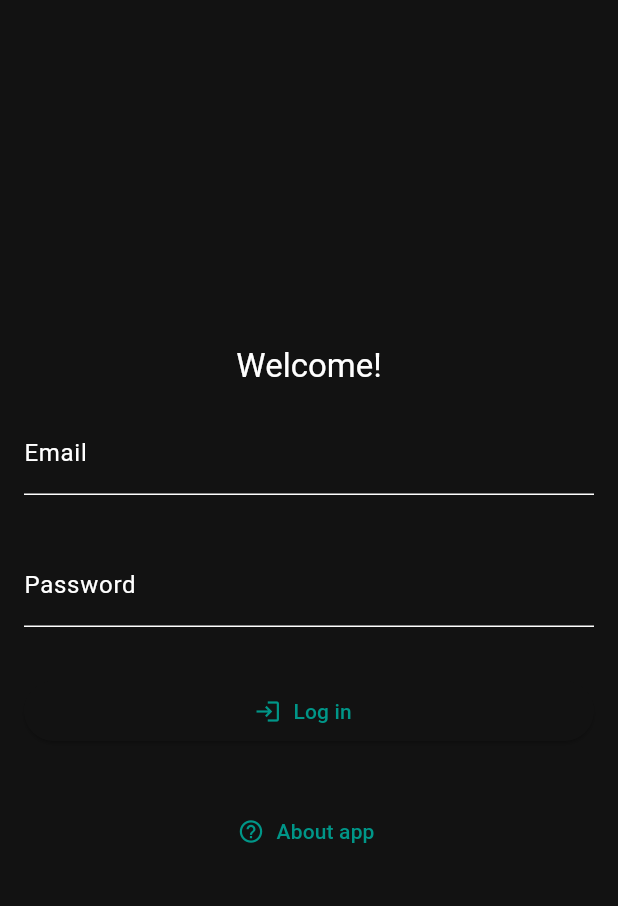
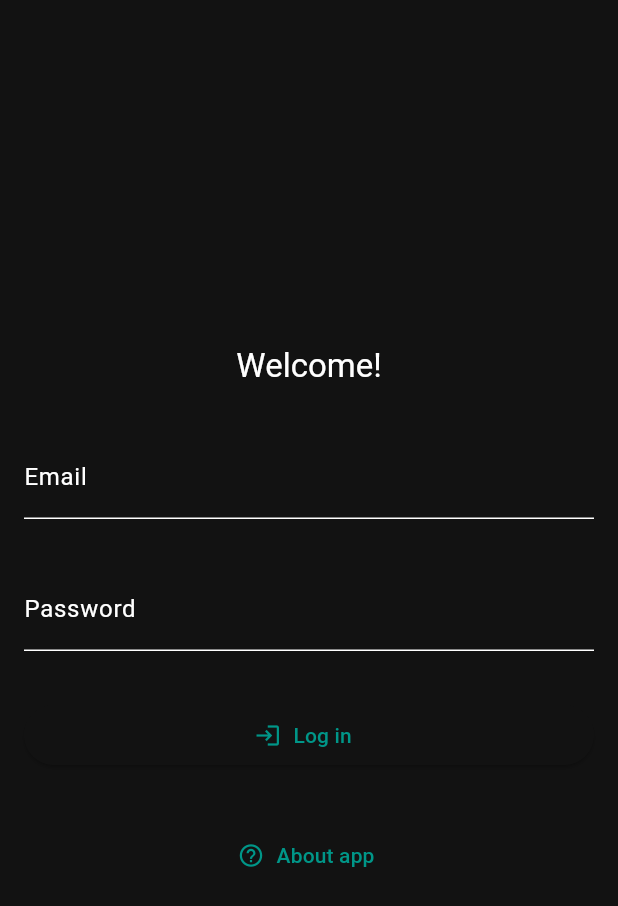
Before and after one commit to GabPSS/workday, a Flutter app: the screen it shows after launch, on a phone screen of 412 x 824 dp. Shown: the top 906 px of the screen. Run offline on Flutter 3.47's test engine with Material 3 defaults, Android fonts, the phone set to English and light mode, and no system bars; our stand-ins replace date_field, share_plus, supabase_flutter; accounts and stored records are empty; generated files the repository leaves out were written again.

Commit message:
Design update

```diff
--- a/lib/data/login.dart
+++ b/lib/data/login.dart
@@ -68,4 +68,8 @@ class Login extends ChangeNotifier {
     log('Welcome, $name');
     return name;
   }
+
+  static Future<void> signOut() async {
+    await Supabase.instance.client.auth.signOut();
+  }
 }
--- a/lib/l10n/app_en.arb
+++ b/lib/l10n/app_en.arb
@@ -56,6 +56,7 @@
     "@homePageMenuLabel": {
         "description": "Label for home page menu item"
     },
+    "signOutMenuLabel": "Sign out",
     "noAccountPlaceholder": "No account",
     "@noAccountPlaceholder": {
         "description": "Placeholder value for when there is no account logged in"
--- a/lib/l10n/app_pt.arb
+++ b/lib/l10n/app_pt.arb
@@ -11,6 +11,7 @@
     "todayTasksNavMenuLabel": "Meu dia",
     "aboutAppMenuLabel": "Sobre o app",
     "homePageMenuLabel": "Início",
+    "signOutMenuLabel": "Desconectar conta",
     "noAccountPlaceholder": "Nenhuma conta",
     "noEmailPlaceholder": "Nenhum email",
     "addTaskFunction": "Criar tarefa",
--- a/lib/ui/login_page.dart
+++ b/lib/ui/login_page.dart
@@ -19,34 +19,62 @@ class _LoginPageState extends State<LoginPage> {
 
   @override
   Widget build(BuildContext context) {
-    var loginButton = attemptingLogin
-        ? const CircularProgressIndicator()
-        : ElevatedButton.icon(
-            style: const ButtonStyle(
-              maximumSize: MaterialStatePropertyAll(Size(200, 80)),
-            ),
-            icon: const Icon(Icons.login),
-            onPressed: () async {
-              if (email.trim() != "" && password.trim() != "") {
-                attemptLogin(email, password);
-              }
-            },
-            label: Text(AppLocalizations.of(context)!.loginFunction));
     return Scaffold(
-      body: Column(
+        body: MediaQuery.of(context).size.width < 700
+            ? buildLoginContent(context)
+            : Column(
                 crossAxisAlignment: CrossAxisAlignment.center,
                 mainAxisAlignment: MainAxisAlignment.center,
                 children: [
-          Text(
+                  Center(
+                    child: Container(
+                      decoration: BoxDecoration(boxShadow: [
+                        BoxShadow(
+                          color: Theme.of(context).colorScheme.primary,
+                          spreadRadius: 0,
+                          blurRadius: 250,
+                        ),
+                      ]),
+                      child: Container(
+                        decoration: BoxDecoration(
+                          color: Theme.of(context)
+                              .colorScheme
+                              .background
+                              .withOpacity(0.8),
+                          borderRadius: BorderRadius.all(Radius.circular(20)),
+                        ),
+                        child: Padding(
+                          padding: const EdgeInsets.all(16.0),
+                          child: SizedBox(
+                            width: 500,
+                            child: buildLoginContent(context),
+                          ),
+                        ),
+                      ),
+                    ),
+                  )
+                ],
+              ));
+  }
+
+  Column buildLoginContent(BuildContext context) {
+    return Column(
+      crossAxisAlignment: CrossAxisAlignment.center,
+      mainAxisAlignment: MainAxisAlignment.center,
+      children: [
+        Padding(
+          padding: const EdgeInsets.all(16.0),
+          child: Text(
             AppLocalizations.of(context)!.welcomeGreeting,
             style: Theme.of(context).textTheme.titleLarge,
+          ),
         ),
         Padding(
           padding: const EdgeInsets.all(16.0),
           child: TextField(
             onChanged: (value) => email = value,
-              decoration: InputDecoration(
-                  labelText: AppLocalizations.of(context)!.email),
+            decoration:
+                InputDecoration(labelText: AppLocalizations.of(context)!.email),
           ),
         ),
         Padding(
@@ -61,11 +89,28 @@ class _LoginPageState extends State<LoginPage> {
         Padding(
           padding: const EdgeInsets.all(16.0),
           child: Row(
+            mainAxisAlignment: MainAxisAlignment.center,
             children: [
-                Expanded(child: loginButton),
+              if (attemptingLogin)
+                CircularProgressIndicator()
+              else
+                Expanded(
+                  child: ElevatedButton.icon(
+                      style: const ButtonStyle(
+                        maximumSize: MaterialStatePropertyAll(Size(200, 80)),
+                      ),
+                      icon: const Icon(Icons.login),
+                      onPressed: () async {
+                        if (email.trim() != "" && password.trim() != "") {
+                          attemptLogin(email, password);
+                        }
+                      },
+                      label: Text(AppLocalizations.of(context)!.loginFunction)),
+                ),
             ],
           ),
         ),
+        if (!attemptingLogin)
           Padding(
             padding: const EdgeInsets.all(16.0),
             child: Row(
@@ -81,7 +126,6 @@ class _LoginPageState extends State<LoginPage> {
             ),
           )
       ],
-      ),
     );
   }
 
--- a/lib/ui/workday_app.dart
+++ b/lib/ui/workday_app.dart
@@ -1,9 +1,11 @@
 import 'package:flutter/material.dart';
 import 'package:provider/provider.dart';
 import 'package:workday/data/app_data.dart';
+import 'package:workday/data/login.dart';
 import 'package:workday/model/dayinfo/dayinfolist.dart';
 import 'package:workday/model/task/task.dart';
 import 'package:workday/ui/about_dialog.dart';
+import 'package:workday/ui/login_page.dart';
 import 'package:workday/ui/share_page.dart';
 import 'package:workday/ui/task_page.dart';
 import 'package:flutter_gen/gen_l10n/app_localizations.dart';
@@ -81,12 +83,24 @@ class _WorkdayAppState extends State<WorkdayApp> {
               PopupMenuItem(
                 value: 'about',
                 child: Text(AppLocalizations.of(context)!.aboutAppMenuLabel),
-              )
+              ),
+              PopupMenuItem(
+                  value: 'signout',
+                  child: Text(AppLocalizations.of(context)!.signOutMenuLabel))
             ],
             onSelected: (value) {
               switch (value) {
                 case 'about':
                   showWorkdayAboutDialog(context);
+                  break;
+                case 'signout':
+                  Login.signOut();
+                  Navigator.pushReplacement(
+                    context,
+                    MaterialPageRoute(
+                      builder: (context) => const LoginPage(),
+                    ),
+                  );
                   break;
               }
             },
```
Lines whose indentation alone changed are shown as unchanged.
